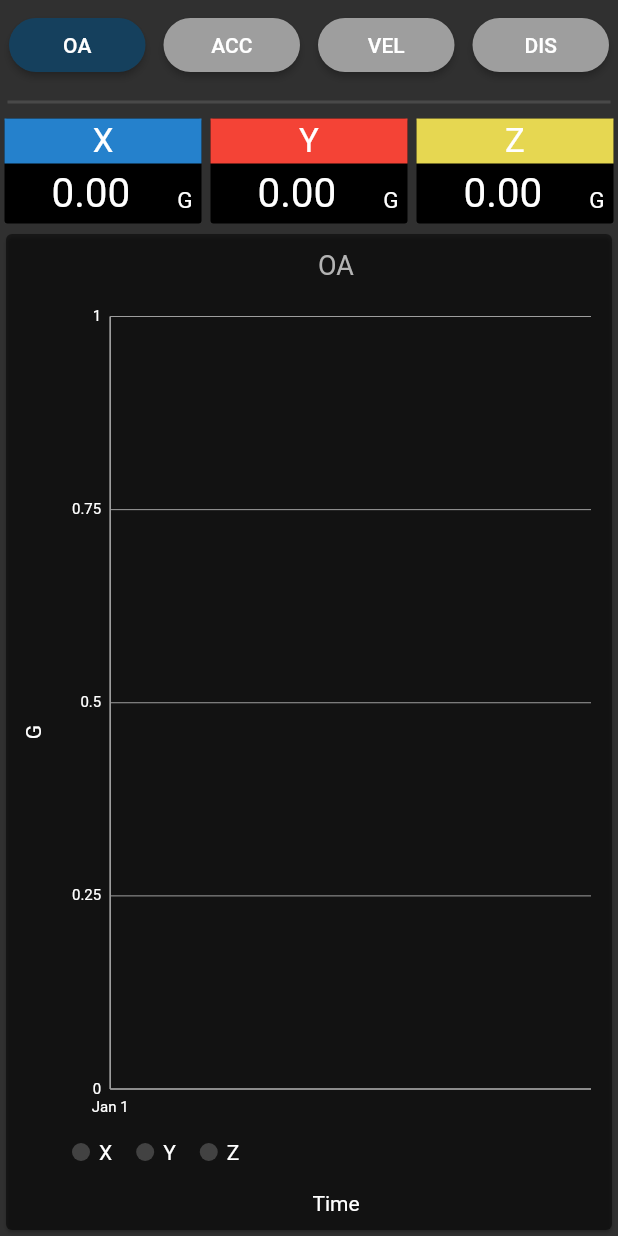
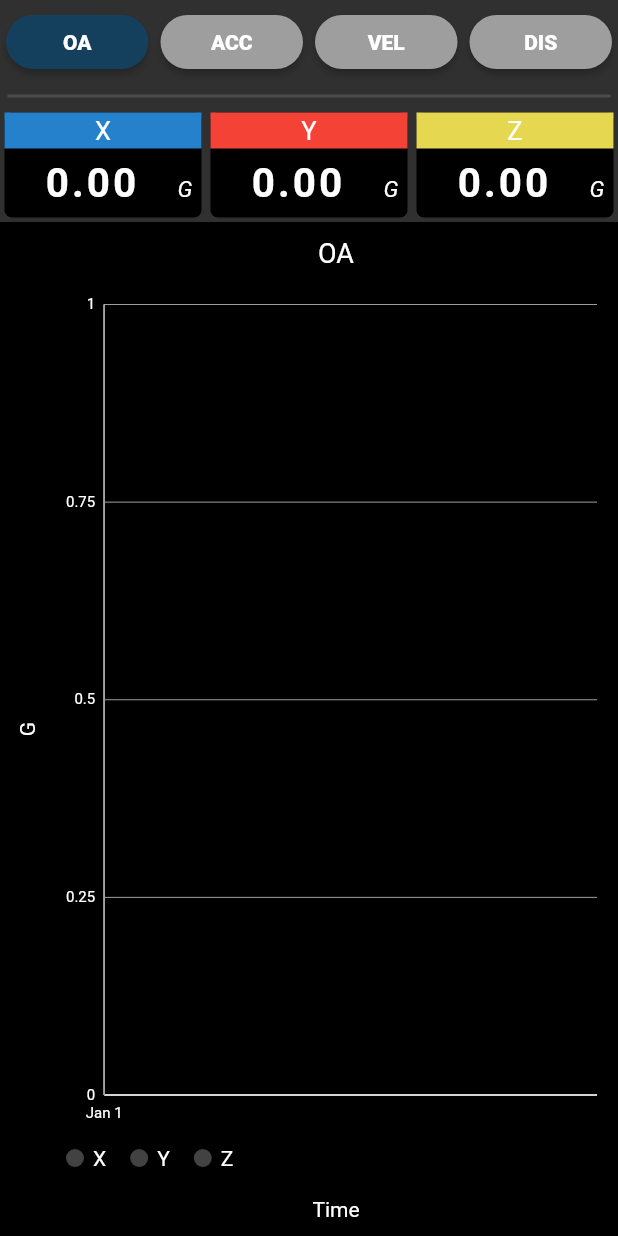
Before and after one commit to jinweihuang20/ssm-app-flutter, a Flutter app: the FeaturesPage widget shown alone on an empty page, opened directly, on a phone screen of 412 x 824 dp. Run offline on Flutter 3.47's test engine with Material 2 defaults, Android fonts, the light colour scheme and no system bars; our stand-ins replace badges, charts_flutter, flutter_datetime_picker, permission_handler, sqflite; missing offline and left inert: downloads_path_provider, fft, qr_code_scanner, wifi_iot; accounts and stored records are empty.

Commit message:
排版/優化界面

```diff
--- a/lib/APPBarFactory.dart
+++ b/lib/APPBarFactory.dart
@@ -7,7 +7,8 @@ class HomeWidget extends StatefulWidget {
   State<HomeWidget> createState() => _HomeWidgetState();
 }
 
-class _HomeWidgetState extends State<HomeWidget> with AutomaticKeepAliveClientMixin {
+class _HomeWidgetState extends State<HomeWidget>
+    with AutomaticKeepAliveClientMixin {
   @override
   bool get wantKeepAlive => true;
   @override
@@ -19,7 +20,6 @@ class _HomeWidgetState extends State<HomeWidget> with AutomaticKeepAliveClientMi
   }
 
   void _showConnectPage() {
-    print('go connect page');
     Navigator.pushNamed(context, "/connect");
   }
 }
--- a/lib/Chartslb/TimeLineChart.dart
+++ b/lib/Chartslb/TimeLineChart.dart
@@ -3,12 +3,15 @@ import 'dart:math';
 import 'package:charts_flutter/flutter.dart';
 import 'package:flutter/material.dart';
 import 'package:charts_flutter/flutter.dart' as charts;
-import 'package:path/path.dart';
-
-import '../Pages/QueryPage.dart';
 
 class TimeLineChart extends StatefulWidget {
-  const TimeLineChart({Key? key, required this.title, this.yAxisTitle = "Y-Title", required this.dataSetList, this.showLegend = true}) : super(key: key);
+  const TimeLineChart(
+      {Key? key,
+      required this.title,
+      this.yAxisTitle = "Y-Title",
+      required this.dataSetList,
+      this.showLegend = true})
+      : super(key: key);
   final String title;
   final String yAxisTitle;
   final List<TimeData> dataSetList;
@@ -17,7 +20,8 @@ class TimeLineChart extends StatefulWidget {
   State<TimeLineChart> createState() => _TimeLineChartState();
 }
 
-class _TimeLineChartState extends State<TimeLineChart> with AutomaticKeepAliveClientMixin {
+class _TimeLineChartState extends State<TimeLineChart>
+    with AutomaticKeepAliveClientMixin {
   ChartTitle<DateTime> xAxisTitle = ChartTitle('title');
 
   @override
@@ -28,40 +32,49 @@ class _TimeLineChartState extends State<TimeLineChart> with AutomaticKeepAliveCl
         showAxisLine: true,
         tickProviderSpec: const NumericEndPointsTickProviderSpec(),
         renderSpec: charts.GridlineRendererSpec(
-            labelStyle: const charts.TextStyleSpec(fontSize: 10, color: charts.MaterialPalette.white),
-            axisLineStyle: LineStyleSpec(thickness: 1, color: charts.MaterialPalette.gray.shadeDefault),
-            lineStyle: charts.LineStyleSpec(thickness: 0, color: charts.MaterialPalette.gray.shadeDefault)));
+            labelStyle: const charts.TextStyleSpec(
+                fontSize: 10, color: charts.MaterialPalette.white),
+            axisLineStyle: LineStyleSpec(
+                thickness: 1, color: charts.MaterialPalette.gray.shadeDefault),
+            lineStyle: charts.LineStyleSpec(
+                thickness: 0,
+                color: charts.MaterialPalette.gray.shadeDefault)));
 
-    var axisTime = charts.DateTimeAxisSpec(
+    var axisTime = const charts.DateTimeAxisSpec(
         showAxisLine: true,
-        tickProviderSpec: const DateTimeEndPointsTickProviderSpec(),
+        tickProviderSpec: DateTimeEndPointsTickProviderSpec(),
         renderSpec: charts.GridlineRendererSpec(
-            labelStyle: const charts.TextStyleSpec(fontSize: 10, color: charts.MaterialPalette.white),
-            axisLineStyle: LineStyleSpec(thickness: 1, color: charts.MaterialPalette.gray.shadeDefault),
-            lineStyle: charts.LineStyleSpec(thickness: 0, color: charts.MaterialPalette.gray.shadeDefault)));
+            labelStyle: charts.TextStyleSpec(
+                fontSize: 10, color: charts.MaterialPalette.white),
+            axisLineStyle: LineStyleSpec(
+                thickness: 1, color: charts.MaterialPalette.white),
+            lineStyle: charts.LineStyleSpec(
+                thickness: 1, color: charts.MaterialPalette.white)));
 
     return Center(
-      child: Card(
-        // shape: Border.all(
-        //   style: BorderStyle.solid,
-        //   color: Colors.red,
-        // ),
-        borderOnForeground: true,
-        color: Colors.black.withAlpha(123),
       child: charts.TimeSeriesChart(
-          widget.dataSetList.isEmpty ? getDefual() : _genSeriesDataList(widget.dataSetList),
+        widget.dataSetList.isEmpty
+            ? getDefual()
+            : _genSeriesDataList(widget.dataSetList),
         animate: false,
         behaviors: [
-            charts.SeriesLegend(position: charts.BehaviorPosition.bottom, showMeasures: true),
-            charts.ChartTitle(widget.title, behaviorPosition: BehaviorPosition.top, titleStyleSpec: TextStyleSpec(color: charts.MaterialPalette.white.darker)),
+          charts.SeriesLegend(
+              position: charts.BehaviorPosition.bottom, showMeasures: true),
+          charts.ChartTitle(widget.title,
+              behaviorPosition: BehaviorPosition.top,
+              titleStyleSpec:
+                  const TextStyleSpec(color: charts.MaterialPalette.white)),
           charts.ChartTitle('Time',
-                behaviorPosition: charts.BehaviorPosition.bottom, titleStyleSpec: const charts.TextStyleSpec(fontSize: 14, color: charts.MaterialPalette.white)),
+              behaviorPosition: charts.BehaviorPosition.bottom,
+              titleStyleSpec: const charts.TextStyleSpec(
+                  fontSize: 14, color: charts.MaterialPalette.white)),
           charts.ChartTitle(widget.yAxisTitle,
-                behaviorPosition: charts.BehaviorPosition.start, titleStyleSpec: const charts.TextStyleSpec(fontSize: 14, color: charts.MaterialPalette.white)),
+              behaviorPosition: charts.BehaviorPosition.start,
+              titleStyleSpec: const charts.TextStyleSpec(
+                  fontSize: 14, color: charts.MaterialPalette.white)),
         ],
         domainAxis: axisTime,
         primaryMeasureAxis: axis,
-        ),
       ),
     );
   }
@@ -91,20 +104,30 @@ class TimeData {
   TimeData({required this.name, required this.timeList, required this.values});
 }
 
-List<Series<TimeSeriesPt, DateTime>> _genSeriesDataList(List<TimeData> userDataSetList) {
+List<Series<TimeSeriesPt, DateTime>> _genSeriesDataList(
+    List<TimeData> userDataSetList) {
   List<Series<TimeSeriesPt, DateTime>> seriesList = [];
 
-  List.generate(userDataSetList.length, (index) => {seriesList.add(_genSeriesData(userDataSetList[index]))});
+  List.generate(userDataSetList.length,
+      (index) => {seriesList.add(_genSeriesData(userDataSetList[index]))});
 
   return seriesList;
 }
 
 Series<TimeSeriesPt, DateTime> _genSeriesData(TimeData userData) {
   List<TimeSeriesPt> ptList = [];
-  List.generate(userData.timeList.length, (index) => {ptList.add(TimeSeriesPt(userData.timeList[index], userData.values[index]))});
+  List.generate(
+      userData.timeList.length,
+      (index) => {
+            ptList.add(
+                TimeSeriesPt(userData.timeList[index], userData.values[index]))
+          });
 
-  Series<TimeSeriesPt, DateTime> series =
-      Series(id: userData.name, data: ptList, domainFn: (TimeSeriesPt accpet, _) => accpet.time, measureFn: (TimeSeriesPt accpet, _) => accpet.value);
+  Series<TimeSeriesPt, DateTime> series = Series(
+      id: userData.name,
+      data: ptList,
+      domainFn: (TimeSeriesPt accpet, _) => accpet.time,
+      measureFn: (TimeSeriesPt accpet, _) => accpet.value);
   return series;
 }
 
--- a/lib/Pages/FeaturesPage.dart
+++ b/lib/Pages/FeaturesPage.dart
@@ -12,13 +12,30 @@ class FeaturesPage extends StatefulWidget {
   State<FeaturesPage> createState() => state;
 }
 
-class _FeaturesPageState extends State<FeaturesPage> with AutomaticKeepAliveClientMixin {
+class _FeaturesPageState extends State<FeaturesPage>
+    with AutomaticKeepAliveClientMixin {
   Module _ssmMoudle = Module(ip: 'ip', port: -1);
   Features features = Features();
-  List<TimeData> oaData = [TimeData(name: 'X', timeList: [], values: []), TimeData(name: 'Y', timeList: [], values: []), TimeData(name: 'Z', timeList: [], values: [])];
-  List<TimeData> accData = [TimeData(name: 'X', timeList: [], values: []), TimeData(name: 'Y', timeList: [], values: []), TimeData(name: 'Z', timeList: [], values: [])];
-  List<TimeData> velData = [TimeData(name: 'X', timeList: [], values: []), TimeData(name: 'Y', timeList: [], values: []), TimeData(name: 'Z', timeList: [], values: [])];
-  List<TimeData> disData = [TimeData(name: 'X', timeList: [], values: []), TimeData(name: 'Y', timeList: [], values: []), TimeData(name: 'Z', timeList: [], values: [])];
+  List<TimeData> oaData = [
+    TimeData(name: 'X', timeList: [], values: []),
+    TimeData(name: 'Y', timeList: [], values: []),
+    TimeData(name: 'Z', timeList: [], values: [])
+  ];
+  List<TimeData> accData = [
+    TimeData(name: 'X', timeList: [], values: []),
+    TimeData(name: 'Y', timeList: [], values: []),
+    TimeData(name: 'Z', timeList: [], values: [])
+  ];
+  List<TimeData> velData = [
+    TimeData(name: 'X', timeList: [], values: []),
+    TimeData(name: 'Y', timeList: [], values: []),
+    TimeData(name: 'Z', timeList: [], values: [])
+  ];
+  List<TimeData> disData = [
+    TimeData(name: 'X', timeList: [], values: []),
+    TimeData(name: 'Y', timeList: [], values: []),
+    TimeData(name: 'Z', timeList: [], values: [])
+  ];
   final Color _noActiveBtnColor = Colors.grey;
   final Color _activeBtnColor = const Color.fromARGB(255, 21, 64, 93);
 
@@ -99,8 +116,7 @@ class _FeaturesPageState extends State<FeaturesPage> with AutomaticKeepAliveClie
 
   @override
   Widget build(BuildContext context) {
-    return Container(
-        child: Column(
+    return Column(
       children: [
         Row(
           children: [
@@ -138,33 +154,64 @@ class _FeaturesPageState extends State<FeaturesPage> with AutomaticKeepAliveClie
         Row(
           mainAxisAlignment: MainAxisAlignment.spaceAround,
           children: [
-            Expanded(child: axisValueWiget(title: "X", value: showingData.xValue, unit: showingData.unit, backgroundColor: Color.fromARGB(255, 37, 129, 204))),
-            Expanded(child: axisValueWiget(title: "Y", value: showingData.yValue, unit: showingData.unit, backgroundColor: Colors.red)),
-            Expanded(child: axisValueWiget(title: "Z", value: showingData.zValue, unit: showingData.unit, backgroundColor: Color.fromARGB(255, 230, 215, 81)))
+            Expanded(
+                child: axisValueWiget(
+                    title: "X",
+                    value: showingData.xValue,
+                    unit: showingData.unit,
+                    backgroundColor: const Color.fromARGB(255, 37, 129, 204))),
+            Expanded(
+                child: axisValueWiget(
+                    title: "Y",
+                    value: showingData.yValue,
+                    unit: showingData.unit,
+                    backgroundColor: Colors.red)),
+            Expanded(
+                child: axisValueWiget(
+                    title: "Z",
+                    value: showingData.zValue,
+                    unit: showingData.unit,
+                    backgroundColor: const Color.fromARGB(255, 230, 215, 81)))
           ],
         ),
         // FeatureDisplay(features),
         Expanded(
-            child: TimeLineChart(
-          title: _eShowFEName.name.toUpperCase(),
-          dataSetList: showingData.timeData,
-          yAxisTitle: showingData.unit,
+            child: Container(
+          color: Colors.black,
+          child: TimeLineChart(
+            title: _eShowFEName.name.toUpperCase(),
+            dataSetList: showingData.timeData,
+            yAxisTitle: showingData.unit,
+          ),
         ))
       ],
-    ));
+    );
   }
 
-  Widget iconButton({required String text, required Color color, required Function() onPressed}) {
+  Widget iconButton(
+      {required String text,
+      required Color color,
+      required Function() onPressed}) {
     return Padding(
-        padding: const EdgeInsets.all(6),
+        padding: const EdgeInsets.all(4),
         child: ElevatedButton(
           onPressed: onPressed,
-          child: Text(text),
-          style: ElevatedButton.styleFrom(shape: RoundedRectangleBorder(borderRadius: BorderRadius.circular(20)), primary: color),
+          child: Text(
+            text,
+            style: const TextStyle(fontWeight: FontWeight.w800),
+          ),
+          style: ElevatedButton.styleFrom(
+              shape: RoundedRectangleBorder(
+                  borderRadius: BorderRadius.circular(30)),
+              primary: color),
         ));
   }
 
-  Widget axisValueWiget({required String title, required dynamic value, required String unit, Color backgroundColor = Colors.blue}) {
+  Widget axisValueWiget(
+      {required String title,
+      required dynamic value,
+      required String unit,
+      Color backgroundColor = Colors.blue}) {
     return Padding(
         padding: const EdgeInsets.all(3),
         child: SizedBox(
@@ -173,7 +220,7 @@ class _FeaturesPageState extends State<FeaturesPage> with AutomaticKeepAliveClie
           child: Container(
             decoration: const BoxDecoration(
               color: Colors.black,
-              borderRadius: BorderRadius.all(Radius.circular(2)),
+              borderRadius: BorderRadius.all(Radius.circular(5)),
             ),
             child: Column(
               children: [
@@ -184,7 +231,7 @@ class _FeaturesPageState extends State<FeaturesPage> with AutomaticKeepAliveClie
                   child: Center(
                     child: Text(
                       title,
-                      style: const TextStyle(fontSize: 22),
+                      style: const TextStyle(fontSize: 17),
                     ),
                   ),
                 ),
@@ -192,11 +239,18 @@ class _FeaturesPageState extends State<FeaturesPage> with AutomaticKeepAliveClie
                     child: Row(
                   children: [
                     Expanded(
-                      child: Center(child: Text((value as double).toStringAsFixed(2), style: const TextStyle(fontSize: 27))),
+                      child: Center(
+                          child: Text((value as double).toStringAsFixed(2),
+                              style: const TextStyle(
+                                  fontSize: 27,
+                                  letterSpacing: 2,
+                                  fontWeight: FontWeight.bold))),
                     ),
                     Padding(
                       padding: const EdgeInsets.only(right: 6, top: 9),
-                      child: Text(unit, style: const TextStyle(fontSize: 15)),
+                      child: Text(unit,
+                          style: const TextStyle(
+                              fontSize: 15, fontStyle: FontStyle.italic)),
                     )
                   ],
                 ))
--- a/lib/SSMModule/emulator.dart
+++ b/lib/SSMModule/emulator.dart
@@ -24,7 +24,6 @@ void start(String ip, int port) {
               client.add(data.sublist(1, 9));
             }
             if (String.fromCharCodes(data).contains('READVALUE')) {
-              print('模擬器 song' + client.port.toString());
               var data = await fakeData();
               client.add(data);
             }
```
Also changed, not shown: lib/Chartslb/SimpleLineChart.dart (+72 -19 lines), lib/Pages/HomePage.dart (+34 -32 lines), lib/Pages/MainPage.dart (+38 -15 lines), lib/Pages/ZoomOutShowPage.dart (+27 -16 lines), lib/QRCode/QRSacnWidget.dart (+13 -7 lines), lib/SSMModule/FeatureDisplay.dart (+23 -8 lines), lib/SSMModule/module.dart (+27 -21 lines), 2 other files. Lines whose indentation alone changed are shown as unchanged.
